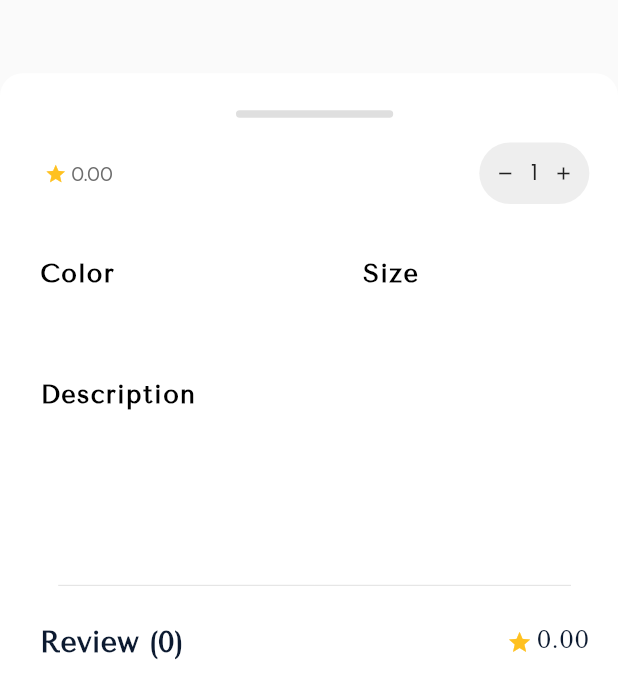
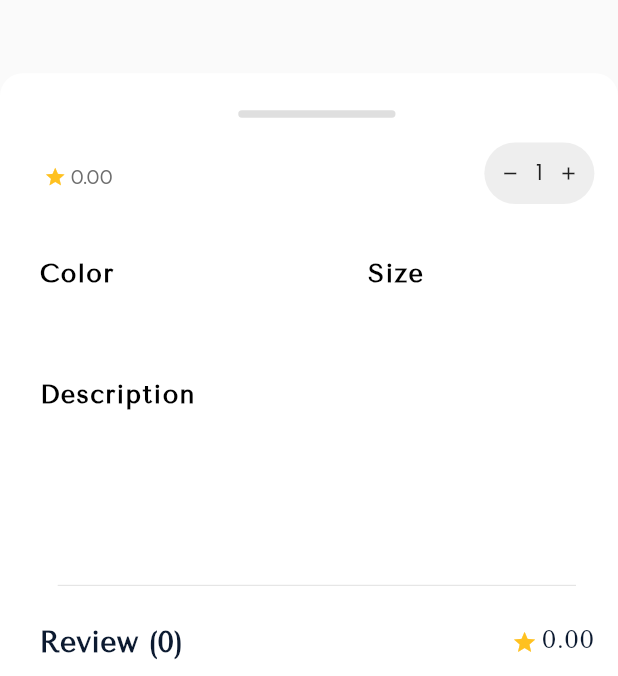
Before and after one commit to Mahmoudmnb/shop_app, a Flutter app: the ProductDetails widget shown alone on an empty page, opened directly with empty values, on a phone screen of 412 x 824 dp. Shown: the part 557-1233 px from the top of the screen. Run offline on Flutter 3.47's test engine with Material 2 defaults, Android fonts, the phone set to English and light mode, and no system bars; our stand-ins replace flutter_bloc, flutter_screenutil, flutter_staggered_animations, geocoding, geolocator, get_it and 9 more; missing offline and left inert: flutter_paypal_checkout; accounts and stored records are empty.

Commit message:
fix some bugs

```diff
--- a/lib/featurs/main_page/featurs/check_out/screens/first_step.dart
+++ b/lib/featurs/main_page/featurs/check_out/screens/first_step.dart
@@ -1,7 +1,6 @@
 import 'package:flutter/material.dart';
 import 'package:flutter_screenutil/flutter_screenutil.dart';
 import 'package:shop_app/gogole_map.dart';
-import 'package:toast/toast.dart';
 
 import '../models/address_model.dart';
 import '../widget/check_out_address.dart';
--- a/lib/featurs/main_page/featurs/products_view/screens/product_screen.dart
+++ b/lib/featurs/main_page/featurs/products_view/screens/product_screen.dart
@@ -195,7 +195,7 @@ class _ProductScreenState extends State<ProductScreen> {
                           } else {
                             cubit.b = true;
                           }
-                          return cubit.b;
+                          return true;
                         },
                         //* this widget is very good it is like model bottom sheet
                         //* and more flexible and you have to use it with [Stack]
--- a/lib/featurs/main_page/featurs/products_view/widgets/product_view/product_details.dart
+++ b/lib/featurs/main_page/featurs/products_view/widgets/product_view/product_details.dart
@@ -42,7 +42,7 @@ class ProductDetails extends StatelessWidget {
       builder: (context, scrollController) => SingleChildScrollView(
         controller: scrollController,
         child: Container(
-          padding: const EdgeInsets.symmetric(horizontal: 15),
+          // padding: const EdgeInsets.symmetric(horizontal: 15),
           width: 393.w,
           decoration: const BoxDecoration(
               color: Colors.white,
@@ -54,7 +54,7 @@ class ProductDetails extends StatelessWidget {
                 alignment: Alignment.center,
                 children: [
                   Padding(
-                    padding: EdgeInsets.only(left: 11.w, right: 3.9.w),
+                    padding: EdgeInsets.only(left: 25.w, right: 15.w),
                     child: Column(
                       crossAxisAlignment: CrossAxisAlignment.start,
                       children: [
@@ -84,7 +84,7 @@ class ProductDetails extends StatelessWidget {
                                     letterSpacing: .5,
                                     fontFamily: 'Tenor Sans',
                                     fontWeight: FontWeight.bold,
-                                    fontSize: 16.w,
+                                    fontSize: 22.sp,
                                   ),
                                 ),
                                 SizedBox(width: 3.w),
@@ -281,7 +281,7 @@ class ProductDetails extends StatelessWidget {
                   ),
                 ],
               ),
-              SizedBox(height: 2.h),
+              SizedBox(height: 25.h),
               SimilarProductsCard(
                 categoryName: categoryName,
                 fromPage: fromPage,
--- a/lib/featurs/main_page/featurs/products_view/widgets/product_view/reviews_card.dart
+++ b/lib/featurs/main_page/featurs/products_view/widgets/product_view/reviews_card.dart
@@ -65,8 +65,7 @@ class ReviewsCard extends StatelessWidget {
         //! Cards of reviews
         SizedBox(
           width: 350.w,
-          height:
-           cubit.reviws.length >= 3
+          height: cubit.reviws.length >= 3
               ? 325.h
               : cubit.reviws.length == 2
                   ? 255.h
@@ -100,16 +99,20 @@ class ReviewsCard extends StatelessWidget {
         ),
 
         SizedBox(height: 25.5.h),
-        SizedBox(
+        //* this widget was a SizedBox Widget and I convert it to Contianer
+        //* add a margin property instead of Padding(child: SizedBox(...))
+        Container(
+          //* I use margin to put the button in the center of page
+          //* to make the button so beautiful
+          margin: EdgeInsets.only(right: 10.w),
           width: 393.w,
           height: 50.h,
           child: ElevatedButton(
             onPressed: () {
               Navigator.of(context).push(
                 MaterialPageRoute(
-                    builder: (_) => AllReviewsScreen(
-                          reviews: cubit.reviws,
-                        )),
+                  builder: (_) => AllReviewsScreen(reviews: cubit.reviws),
+                ),
               );
             },
             style: ElevatedButton.styleFrom(
--- a/lib/featurs/main_page/featurs/products_view/widgets/product_view/similar_product_card.dart
+++ b/lib/featurs/main_page/featurs/products_view/widgets/product_view/similar_product_card.dart
@@ -37,12 +37,12 @@ class SimilarProductsCard extends StatelessWidget {
             mainAxisAlignment: MainAxisAlignment.spaceBetween,
             children: [
               Padding(
-                padding: EdgeInsets.only(left: 19.5.w),
+                padding: EdgeInsets.only(left: 24.w),
                 child: Text(
                   'Similar Items',
                   style: TextStyle(
                     color: Colors.black,
-                    fontSize: 16.sp,
+                    fontSize: 18.sp,
                     fontFamily: 'Tenor Sans',
                     fontWeight: FontWeight.w600,
                     height: 1.06,
@@ -52,14 +52,17 @@ class SimilarProductsCard extends StatelessWidget {
               ),
               Padding(
                 padding: EdgeInsets.only(right: 19.5.w),
-                child: TextButton(
+                child: cubit.similarProducts.isEmpty
+                    //* this height to equal SizedBox's height with TextButton's height :)
+                    ? SizedBox(height: 50.h)
+                    : TextButton(
                         style: TextButton.styleFrom(
                           foregroundColor: const Color(0xFF9B9B9B),
                         ),
                         child: Text(
                           'See All',
                           style: TextStyle(
-                      fontSize: 14.sp,
+                            fontSize: 12.sp,
                             fontFamily: 'DM Sans',
                             fontWeight: FontWeight.w500,
                             letterSpacing: 0.05,
@@ -69,7 +72,8 @@ class SimilarProductsCard extends StatelessWidget {
                           log('See All');
                           cubit.getProductById(product.id).then((product) {
                             cubit
-                          .getSimilarProducts(ProductModel.fromMap(product))
+                                .getSimilarProducts(
+                                    ProductModel.fromMap(product))
                                 .then((value) {
                               Navigator.of(context).pushReplacement(
                                 MaterialPageRoute(
@@ -95,12 +99,29 @@ class SimilarProductsCard extends StatelessWidget {
           Row(
             children: [
               SizedBox(
-                width: 355.w,
+                width: 393.w,
                 //* I put this height to show all simlair items
-                //* __(heightCard + heightAddToCartButton)__
+                //* (heightCard + heightAddToCartButton)
                 height: 190.h + 100.h,
-                child: ListView.separated(
-                  padding: EdgeInsets.symmetric(horizontal: 15.w),
+                child: cubit.similarProducts.isEmpty
+                    ? Padding(
+                        //* I do this way to put the text in the center of page
+                        //* by looking to the UI not the code (the code is not center :) )
+                        padding: EdgeInsets.only(bottom: 50.h),
+                        child: Center(
+                          child: Text(
+                            'There is no similar items',
+                            style: TextStyle(
+                              fontSize: 14.sp,
+                              fontFamily: 'Tenor Sans',
+                              height: 1.06,
+                              letterSpacing: 0.20,
+                            ),
+                          ),
+                        ),
+                      )
+                    : ListView.separated(
+                        padding: EdgeInsets.only(left: 23.w),
                         shrinkWrap: true,
                         itemCount: cubit.similarProducts.length < 6
                             ? cubit.similarProducts.length
@@ -110,8 +131,8 @@ class SimilarProductsCard extends StatelessWidget {
                             SizedBox(width: 10.w),
                         physics: const BouncingScrollPhysics(),
                         itemBuilder: (_, int index) {
-                    ProductModel product =
-                        ProductModel.fromMap(cubit.similarProducts[index]);
+                          ProductModel product = ProductModel.fromMap(
+                              cubit.similarProducts[index]);
                           return CustomCard(
                             width: 136.5.w,
                             height: 174.5.h,
--- a/lib/featurs/main_page/featurs/shopping_bag/widgets/shopping_bag_body.dart
+++ b/lib/featurs/main_page/featurs/shopping_bag/widgets/shopping_bag_body.dart
@@ -16,8 +16,6 @@ class ShoppingBagBody extends StatelessWidget {
   Widget build(BuildContext context) {
     return Column(
       children: [
-
-        SizedBox(height: 34.h),
         Padding(
           padding: EdgeInsets.symmetric(horizontal: 20.w),
           child: SizedBox(
@@ -30,6 +28,7 @@ class ShoppingBagBody extends StatelessWidget {
               physics: const BouncingScrollPhysics(),
               child: Column(
                 children: [
+                  SizedBox(height: 34.h),
                   BlocBuilder<AddToCartCubit, AddToCartState>(
                       builder: (context, state) => Column(
                             children: [
--- a/pubspec.yaml
+++ b/pubspec.yaml
@@ -35,7 +35,7 @@ dependencies:
   cupertino_icons: ^1.0.2
   flutter_bloc: ^8.1.3
   flutter_screenutil: ^5.9.0
-  flutter_staggered_animations:
+  flutter_staggered_animations: ^1.1.1
   get_it:
   google_fonts: ^4.0.4
   google_sign_in:
```
Also changed, not shown: lib/featurs/main_page/featurs/home/pages/see_all_products_page.dart (+15 -3 lines), lib/featurs/main_page/featurs/search/pages/category_view_page.dart (+31 -9 lines), lib/featurs/main_page/featurs/shopping_bag/screens/shopping_bag_screen.dart (+2 -5 lines), lib/main.dart (+14 -14 lines), lib/test.dart (added, +85 -0 lines). Lines whose indentation alone changed are shown as unchanged.
